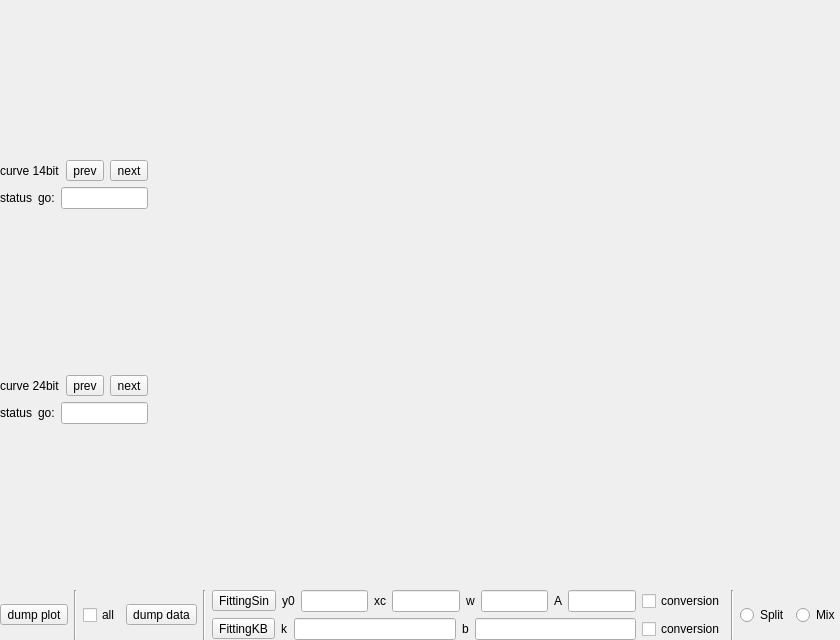
Old version of the form src/form/FormPlotHistory/formplothistory.ui in the repository MRsoymilk/MySerial.
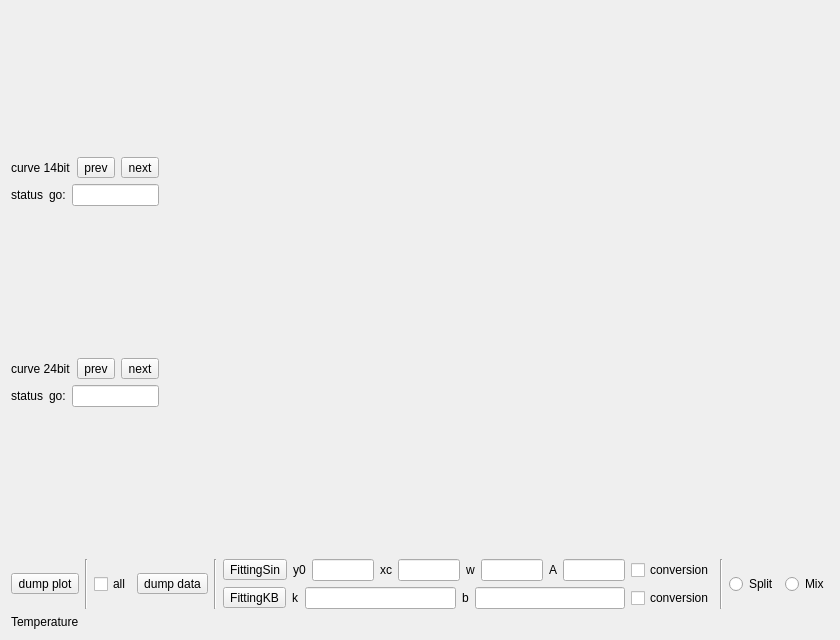
New version of the form.

Commit message: add temperature byte

The edit to the form file:
```diff
--- a/src/form/FormPlotHistory/formplothistory.ui
+++ b/src/form/FormPlotHistory/formplothistory.ui
@@ -13,22 +13,7 @@
   <property name="windowTitle">
    <string>PlotHistory</string>
   </property>
-  <layout class="QGridLayout" name="gridLayout" columnstretch="1,9">
-   <property name="leftMargin">
-    <number>0</number>
-   </property>
-   <property name="topMargin">
-    <number>0</number>
-   </property>
-   <property name="rightMargin">
-    <number>0</number>
-   </property>
-   <property name="bottomMargin">
-    <number>0</number>
-   </property>
-   <item row="0" column="1">
-    <widget class="QStackedWidget" name="stackedWidget"/>
-   </item>
+  <layout class="QGridLayout" name="gridLayout" rowstretch="1,0,0" columnstretch="1,9">
    <item row="0" column="0">
     <layout class="QVBoxLayout" name="verticalLayout" stretch="9,9">
      <item>
@@ -141,6 +126,9 @@
      </item>
     </layout>
    </item>
+   <item row="0" column="1">
+    <widget class="QStackedWidget" name="stackedWidget"/>
+   </item>
    <item row="1" column="0" colspan="2">
     <layout class="QHBoxLayout" name="hLayOpt">
      <item>
@@ -314,6 +302,19 @@
      </item>
     </layout>
    </item>
+   <item row="2" column="0">
+    <widget class="QLabel" name="labelTemperature">
+     <property name="sizePolicy">
+      <sizepolicy hsizetype="Preferred" vsizetype="Fixed">
+       <horstretch>0</horstretch>
+       <verstretch>0</verstretch>
+      </sizepolicy>
+     </property>
+     <property name="text">
+      <string>Temperature</string>
+     </property>
+    </widget>
+   </item>
   </layout>
  </widget>
  <resources/>
```
The commit also changes 5 other files.
